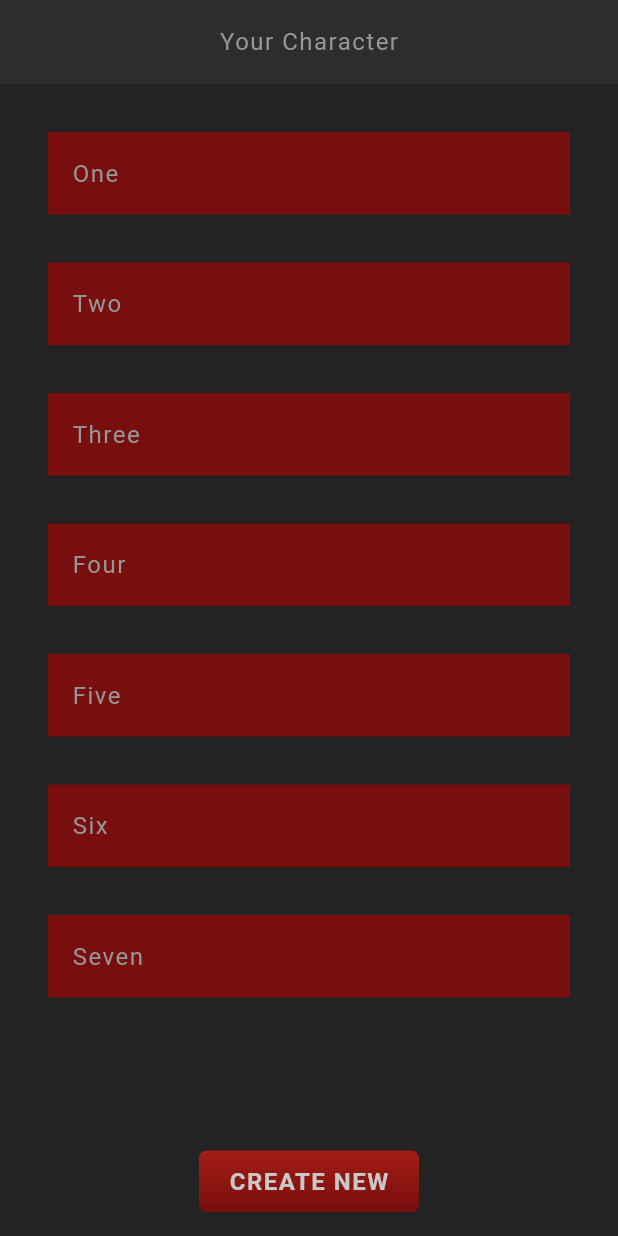
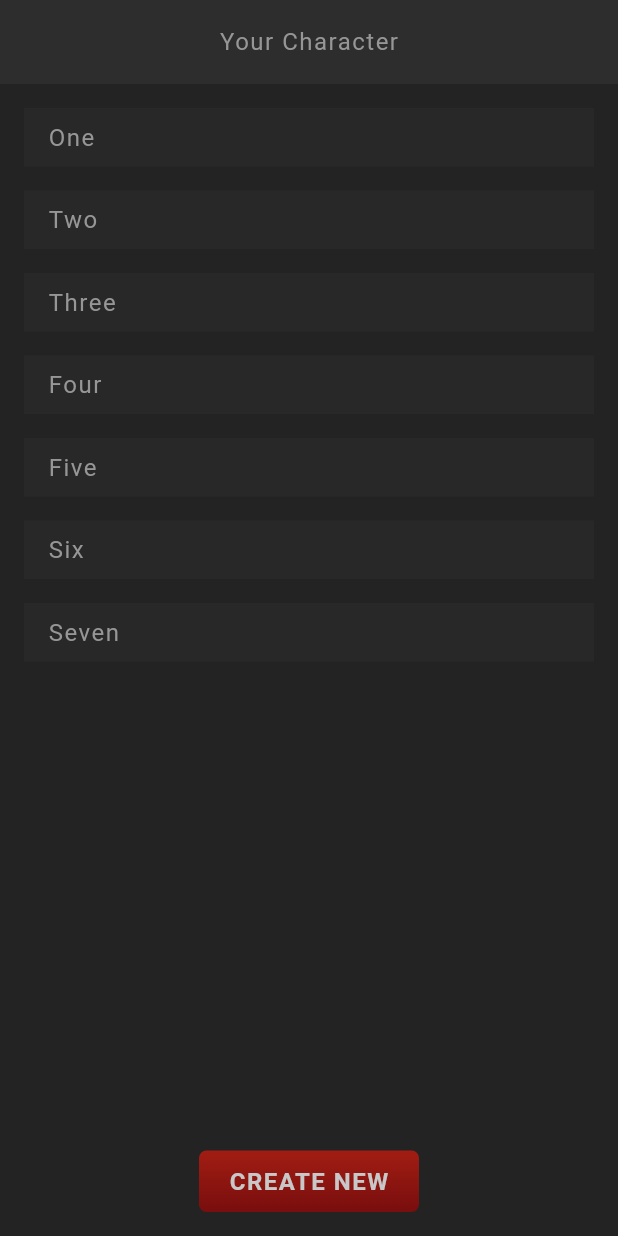
Before and after one commit to walid-hamdi/flutter_rpg, a Flutter app: the screen it shows after launch, on a phone screen of 412 x 824 dp. Run offline on Flutter 3.47's test engine with Material 3 defaults, Android fonts, the phone set to English and light mode, and no system bars; our stand-ins replace google_fonts; Roboto replaces fonts that are missing (Kanit).

Commit message:
Add custom card widget

```diff
--- /dev/null
+++ b/lib/screens/home/character_card.dart
@@ -0,0 +1,19 @@
+import 'package:flutter/material.dart';
+
+class CharacterCard extends StatelessWidget {
+  const CharacterCard({required this.character, super.key});
+
+  final String character;
+
+  @override
+  Widget build(BuildContext context) {
+    return Card(
+      child: Padding(
+        padding: const EdgeInsets.symmetric(horizontal: 16, vertical: 8),
+        child: Row(
+          children: [Text(character)],
+        ),
+      ),
+    );
+  }
+}
--- a/lib/screens/home/home.dart
+++ b/lib/screens/home/home.dart
@@ -1,4 +1,5 @@
 import 'package:flutter/material.dart';
+import 'package:flutter_rpg/screens/home/character_card.dart';
 import 'package:flutter_rpg/shared/styled_button.dart';
 import 'package:flutter_rpg/shared/styled_text.dart';
 import 'package:flutter_rpg/theme.dart';
@@ -36,17 +37,9 @@ class _HomeState extends State<Home> {
               child: ListView.builder(
                   itemCount: strings.length,
                   itemBuilder: (_, index) {
-                    return Container(
-                      padding: const EdgeInsets.all(16),
-                      margin: const EdgeInsets.all(16),
-                      color: AppColors.primaryAccent,
-                      child: StyledText(strings[index]),
-                    );
+                    return CharacterCard(character: strings[index]);
                   }),
             ),
-            // const StyledText("Character List"),
-            // const StyledHeading("Character List"),
-            // const StyledTitle("Character List"),
             StyledButton(
               onPressed: () {},
               child: const StyledHeading("Create New"),
--- a/lib/theme.dart
+++ b/lib/theme.dart
@@ -41,4 +41,11 @@ ThemeData primaryTheme = ThemeData(
       letterSpacing: 2,
     ),
   ),
+  cardTheme: CardTheme(
+    color: AppColors.secondaryColor.withOpacity(.5),
+    surfaceTintColor: Colors.transparent,
+    shape: const RoundedRectangleBorder(),
+    shadowColor: Colors.transparent,
+    margin: const EdgeInsets.only(bottom: 16),
+  ),
 );
```
